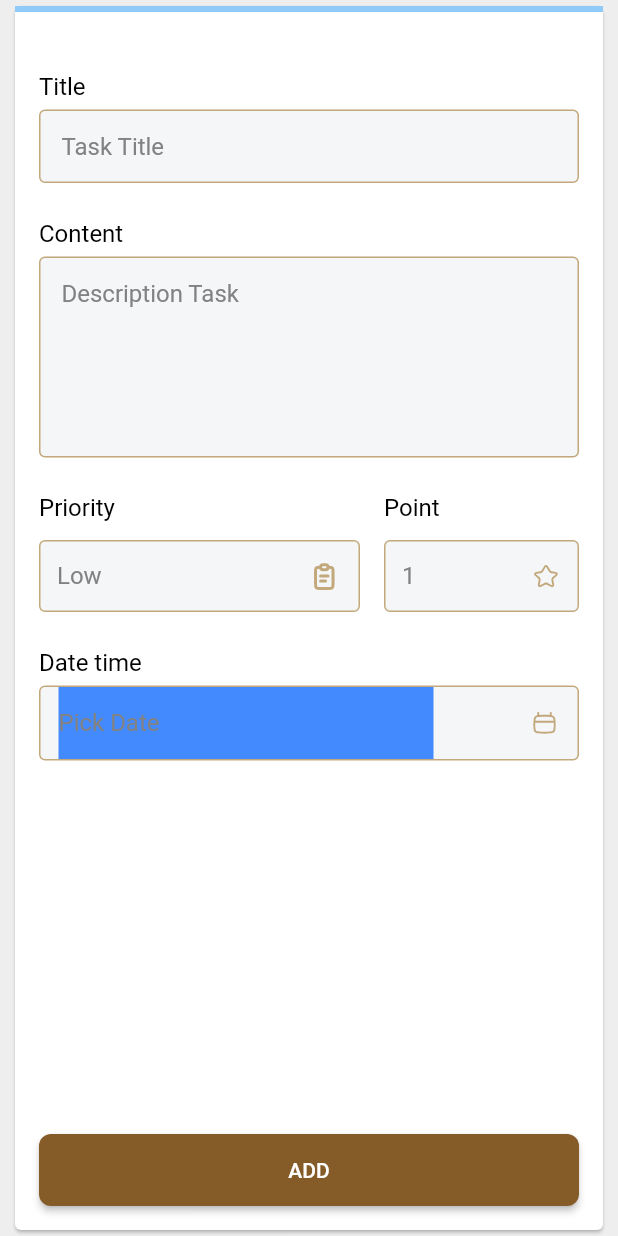
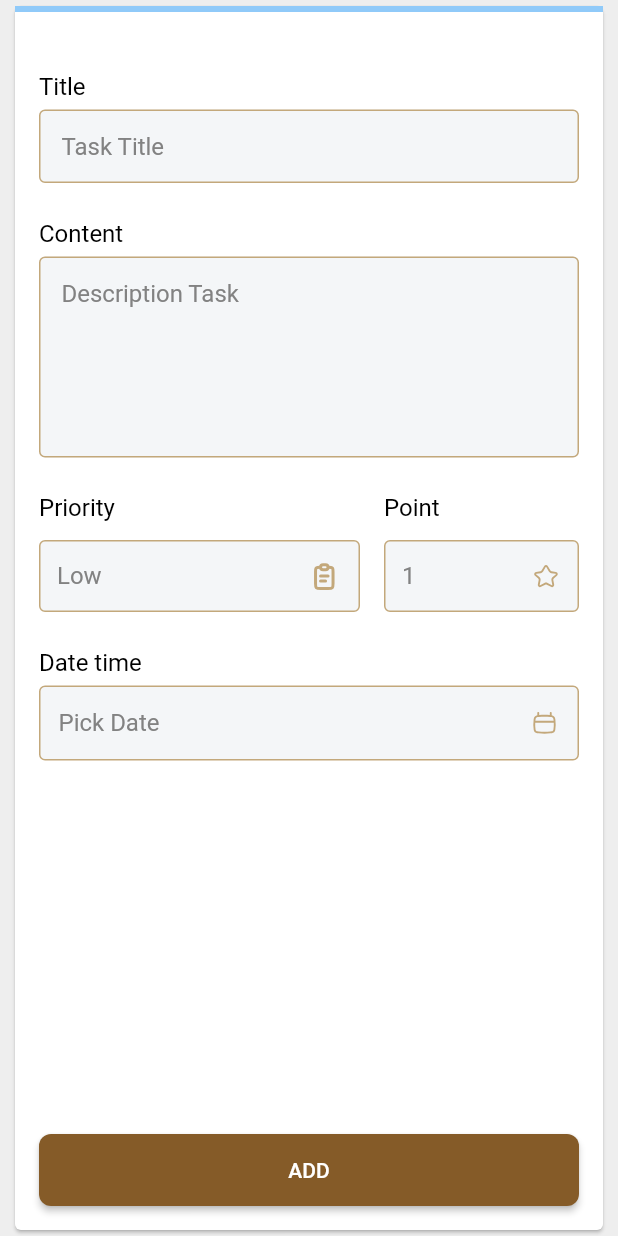
Before and after one commit to nghevabe/TodoApp, a Flutter app: the screen it shows after launch, after a tap on the "add" icon, on a phone screen of 412 x 824 dp. Run offline on Flutter 3.47's test engine with Material 2 defaults, Android fonts, the phone set to English and light mode, and no system bars; our stand-ins replace flutter_svg, hexcolor.

Commit message:
Change Components of Add Task Screen with StatefulWidget

```diff
--- a/lib/add_task_screen.dart
+++ b/lib/add_task_screen.dart
@@ -11,14 +11,14 @@ class AddTaskScreen extends StatelessWidget {
   Widget build(BuildContext context) {
     return MaterialApp(
       routes: {
-        '/': (context) => const SignUpScreen(),
+        '/': (context) => const AddTaskBody(),
       },
     );
   }
 }
 
-class SignUpScreen extends StatelessWidget {
-  const SignUpScreen();
+class AddTaskBody extends StatelessWidget {
+  const AddTaskBody();
 
   @override
   Widget build(BuildContext context) {
@@ -28,7 +28,7 @@ class SignUpScreen extends StatelessWidget {
         child: SizedBox(
           width: 400,
           child: Card(
-            child: SignUpForm(),
+            child: AddTaskForm(),
           ),
         ),
       ),
@@ -36,17 +36,14 @@ class SignUpScreen extends StatelessWidget {
   }
 }
 
-class SignUpForm extends StatefulWidget {
-  const SignUpForm();
+class AddTaskForm extends StatefulWidget {
+  const AddTaskForm();
 
   @override
-  State<SignUpForm> createState() => _SignUpFormState();
+  State<AddTaskForm> createState() => _AddTaskFormState();
 }
 
-class _SignUpFormState extends State<SignUpForm> {
-  final _firstNameTextController = TextEditingController();
-  final _lastNameTextController = TextEditingController();
-  final _usernameTextController = TextEditingController();
+class _AddTaskFormState extends State<AddTaskForm> {
 
   double _formProgress = 0;
 
@@ -128,9 +125,9 @@ class _SignUpFormState extends State<SignUpForm> {
           ),
           Row(
             children: [
-              _priorityPicker(),
+              PriorityPicker(),
               SizedBox(width: 16),
-              _pointPicker(),
+              PointPicker(),
 
             ],
           ),
@@ -150,7 +147,8 @@ class _SignUpFormState extends State<SignUpForm> {
           DatePicker(),
           SizedBox(height: 32),
           Expanded(child: Container()),
-          _btnAdd(),
+          BtnAdd(titleTask: "Mua kem", contentTask: "Đi ra siêu thị mua kem",
+              priorityTask: "Low", pointTask: "1"),
 
         ],
       ),
@@ -158,7 +156,22 @@ class _SignUpFormState extends State<SignUpForm> {
   }
 }
 
-Widget _pointPicker() {
+class PointPicker extends StatefulWidget {
+  PointPicker ({Key? key}) : super();
+
+@override
+State<StatefulWidget> createState() {
+  return _PointPicker();
+}
+
+
+}
+
+class _PointPicker extends State<PointPicker> {
+   _PointPicker({Key? key}) : super();
+
+@override
+Widget build(BuildContext context) {
   return
     Expanded(
         child: Column(
@@ -212,23 +225,6 @@ Widget _pointPicker() {
                           ],
                         )),
 
-                        // Row(
-                        //   children: [
-                        //     Expanded(
-                        //       //Icon at tail, arrow bott
-                        //         child: Container(
-                        //           color: Colors.amber,
-                        //           height: 5,
-                        //         )),
-                        //     Container(
-                        //       //Icon at tail, arrow bott
-                        //       width: 50,
-                        //         color: Colors.amber,
-                        //         alignment: Alignment.centerRight,
-                        //         child: Icon(Icons.arrow_circle_down_sharp))
-                        //   ],
-                        //
-                        // ),
                         iconEnabledColor: HexColor("#C3A87B"),
                         //Icon color
                         style: TextStyle(
@@ -241,11 +237,25 @@ Widget _pointPicker() {
             )
           ],
         ));
+}
 
 }
 
-Widget _priorityPicker() {
+class PriorityPicker extends StatefulWidget {
+  PriorityPicker({Key? key}) : super();
 
+  @override
+  State<StatefulWidget> createState() {
+    return _PriorityPicker();
+  }
+
+}
+
+class _PriorityPicker extends State<PriorityPicker> {
+  _PriorityPicker({Key? key}) : super();
+
+  @override
+  Widget build(BuildContext context) {
     return Column(
       mainAxisAlignment: MainAxisAlignment.start,
       crossAxisAlignment: CrossAxisAlignment.start,
@@ -263,96 +273,92 @@ Widget _priorityPicker() {
         Container(
             alignment: Alignment.centerLeft,
             margin: EdgeInsets.only(left: 16.0),
-          child:
-          DecoratedBox(
+            child: DecoratedBox(
                 decoration: BoxDecoration(
-                color: HexColor("#F4F6F8"), //background color of dropdown button
-                border: Border.all(color: HexColor("#C3A87B"), width:1), //border of dropdown button
-                borderRadius: BorderRadius.circular(4), //border raiuds of dropdown button
+                  color: HexColor("#F4F6F8"),
+                  //background color of dropdown button
+                  border: Border.all(color: HexColor("#C3A87B"), width: 1),
+                  //border of dropdown button
+                  borderRadius: BorderRadius.circular(
+                      4), //border raiuds of dropdown button
                 ),
-
-              child:Container(
+                child: Container(
                     width: 214,
-                  padding: EdgeInsets.only(left:12),
-                  child:DropdownButton(
+                    padding: EdgeInsets.only(left: 12),
+                    child: DropdownButton(
                       underline: SizedBox(),
                       value: "Low",
-                    items: [ //add items in the dropdown
-                      DropdownMenuItem(
-                          child: Text("Low"),
-                          value: "Low"
-                      ),
+                      items: [
+                        //add items in the dropdown
+                        DropdownMenuItem(child: Text("Low"), value: "Low"),
 
                         DropdownMenuItem(
-                          child: Text("Medium"),
-                          value: "Medium"
-                      ),
+                            child: Text("Medium"), value: "Medium"),
 
-                      DropdownMenuItem(
-                          child: Text("High"),
-                          value: "High"
-                      ),
-
+                        DropdownMenuItem(child: Text("High"), value: "High"),
                       ],
-                    onChanged: (value){ //get value when changed
+                      onChanged: (value) {
+                        //get value when changed
                         print("You selected $value");
                       },
                       icon: Container(
                           //Icon at tail, arrow bott
                           width: 130,
                           alignment: Alignment.centerRight,
-                        child: SvgPicture.asset('assets/ic_task.svg', color: HexColor("#C3A87B"),)),
-                    iconEnabledColor: HexColor("#C3A87B"), //Icon color
-                    style: TextStyle(  //te
+                          child: SvgPicture.asset(
+                            'assets/ic_task.svg',
+                            color: HexColor("#C3A87B"),
+                          )),
+                      iconEnabledColor: HexColor("#C3A87B"),
+                      //Icon color
+                      style: TextStyle(
+                          //te
                           color: HexColor("#828282"), //Font color
                           fontSize: 16 //font size on dropdown button
                           ),
-                    dropdownColor: HexColor("#855B28"), //dropdown background color
-                  )
-              )
-          )
-      )
+                      dropdownColor:
+                          HexColor("#855B28"), //dropdown background color
+                    ))))
       ],
     );
-
+  }
 }
 
-Widget _datePicker() {
+class BtnAdd extends StatefulWidget {
+  BtnAdd({Key? key, required this.titleTask, required this.contentTask,
+  required this.priorityTask, required this.pointTask}) : super();
+  String titleTask;
+  String contentTask;
+  String priorityTask;
+  String pointTask;
 
-  return
-    Container(
-      padding: EdgeInsets.all(12.0),
-      decoration: BoxDecoration(
-        color: HexColor("#F4F6F8"), //background color of dropdown button
-        border: Border.all(color: HexColor("#C3A87B"), width:1), //border of dropdown button
-        borderRadius: BorderRadius.circular(4), //border raiuds of dropdown button
-      ),
-      margin: EdgeInsets.only(left: 16, right: 16),
-      child: Row (
-        children: [
-          Text("31 July 2021",
-              style: TextStyle(
-                fontSize: 16.0,
-                color: Colors.grey,
-              )),
-
-          Expanded(child: Container(
-              alignment: Alignment.centerRight,
-              child: SvgPicture.asset('assets/ic_calender.svg',
-                  color: HexColor("#C3A87B")),))
-        ],
-      )
-    );
-
+  @override
+  State<StatefulWidget> createState() {
+    return _BtnAdd(titleTask: titleTask, contentTask: contentTask,
+    priorityTask: priorityTask, pointTask: pointTask);
+  }
 }
 
-Widget _btnAdd() {
+class _BtnAdd extends State<BtnAdd> {
+  _BtnAdd({Key? key, required this.titleTask, required this.contentTask,
+    required this.priorityTask, required this.pointTask}) : super();
+  String titleTask;
+  String contentTask;
+  String priorityTask;
+  String pointTask;
 
+  @override
+  Widget build(BuildContext context) {
     return Container(
       width: double.infinity,
       margin: EdgeInsets.only(left: 16.0, right: 16.0, bottom: 16.0),
       child: ElevatedButton(
-      onPressed: () {},
+        onPressed: () {
+          print("titleTask: "+titleTask);
+          print("contentTask: "+contentTask);
+          print("priorityTask: "+priorityTask);
+          print("pointTask: "+pointTask);
+        },
         child: Container(
           padding: EdgeInsets.all(16.0),
           child: Text("ADD"),
@@ -366,6 +372,7 @@ Widget _btnAdd() {
         ),
       ),
     );
+  }
 
 }
 
@@ -402,7 +409,6 @@ class _DatePicker extends State<DatePicker> {
           children: [
             Container(
               width: 250.0,
-              color: Colors.blueAccent,
               child: TextField(
                 controller: dateInput,
 //editing controller of this TextField
```
Lines whose indentation alone changed are shown as unchanged.
